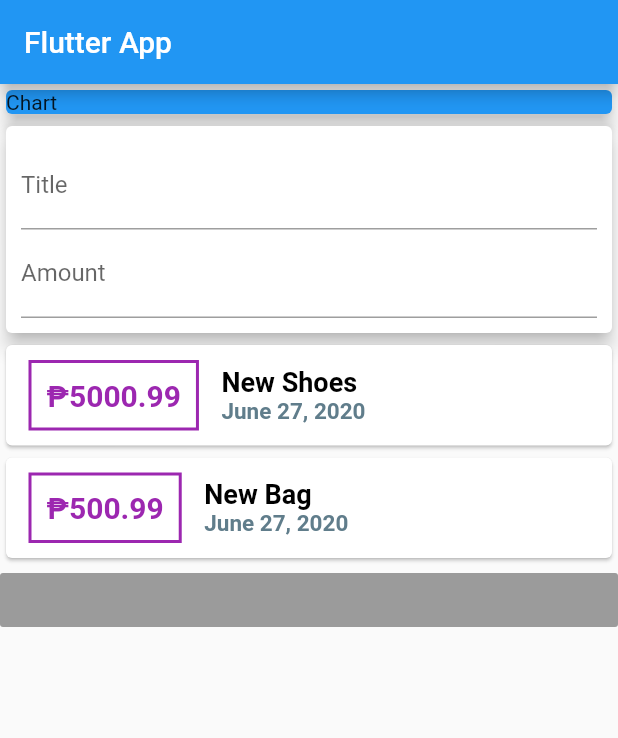
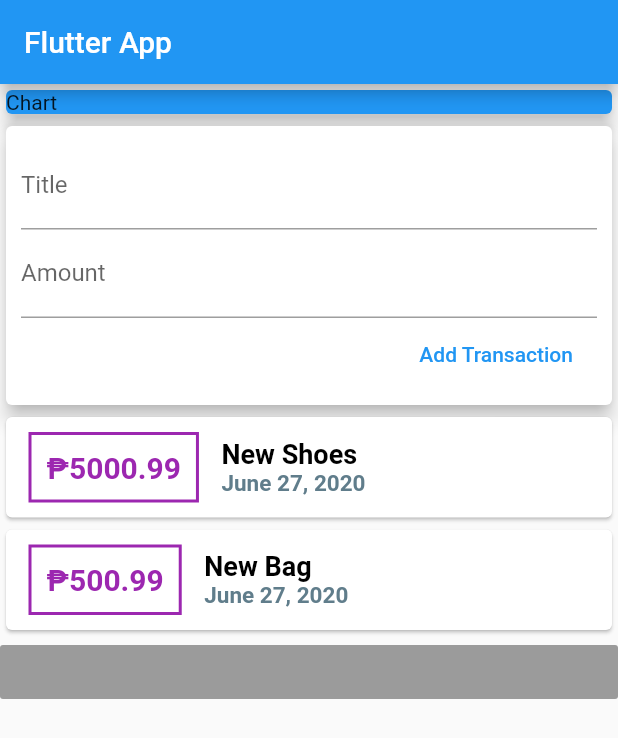
Before and after one commit to Ejcobero/My-expense, a Flutter app: the screen it shows after launch, on a phone screen of 412 x 824 dp. Shown: the top 738 px of the screen. Run offline on Flutter 3.47's test engine with Material 2 defaults, Android fonts, the phone set to English and light mode, and no system bars.

```diff
--- a/lib/main.dart
+++ b/lib/main.dart
@@ -56,9 +56,19 @@ class MyHomePage extends StatelessWidget {
             child: Container(
               padding: EdgeInsets.all(10),
               child: Column(
+                crossAxisAlignment: CrossAxisAlignment.end,
                 children: <Widget>[
-                  TextField(decoration: InputDecoration(labelText: 'Title'),),
-                  TextField(decoration: InputDecoration(labelText: 'Amount'),),
+                  TextField(
+                    decoration: InputDecoration(labelText: 'Title'),
+                  ),
+                  TextField(
+                    decoration: InputDecoration(labelText: 'Amount'),
+                  ),
+                  FlatButton(
+                    child: Text('Add Transaction'),
+                    textColor: Colors.blue,
+                    onPressed: () {},
+                  )
                 ],
               ),
             ),
```
